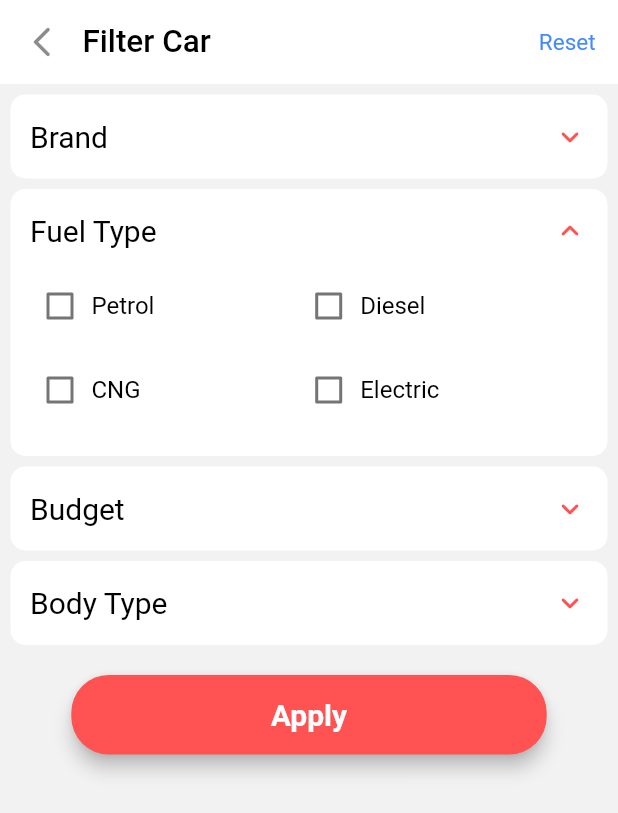
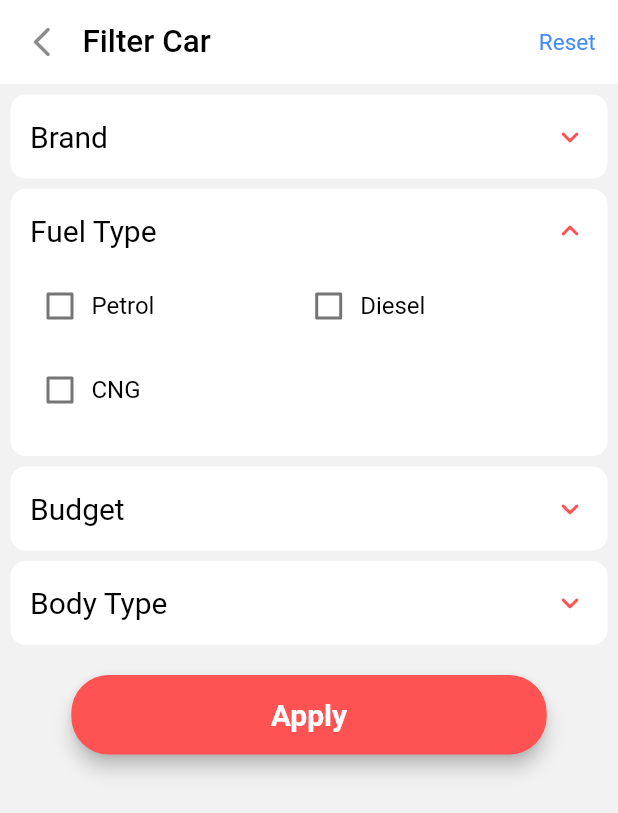
Before and after one commit to jenish2002/CloudCar, a Flutter app: the screen it shows once a user with an empty profile is signed in, after a tap on "Fuel Type", on a phone screen of 412 x 824 dp. Shown: the top 813 px of the screen. Run offline on Flutter 3.47's test engine with Material 2 defaults, Android fonts, the phone set to English and light mode, and no system bars; our stand-ins replace cloud_firestore, firebase_auth, firebase_core, fluttertoast, shared_preferences; accounts and stored records are empty.

Commit message:
29th Commit

```diff
--- a/lib/main.dart
+++ b/lib/main.dart
@@ -22,9 +22,7 @@ Future<bool> checkTimer() async {
   if(prefs.containsKey('timer')) {
     DateTime past = DateTime.parse(prefs.getString('timer')!);
     DateTime curr = DateTime.now();
-    if (curr
-        .difference(past)
-        .inHours >= 2) {
+    if (curr.difference(past).inHours >= 2) {
       return true;
     }
   }
--- a/lib/screens/filter_car_screen.dart
+++ b/lib/screens/filter_car_screen.dart
@@ -38,7 +38,7 @@ class _FilterCarState extends State<FilterCar> {
   double _startValue = 1;
   double _endValue = 100;
   Map<String,bool> checkedBrand = {};
-  Map<String,bool> checkedFuel = {'Petrol' : false, 'Diesel' : false, 'CNG' : false, 'Electric' : false};
+  Map<String,bool> checkedFuel = {'Petrol' : false, 'Diesel' : false, 'CNG' : false};
   Map<String,bool> checkedBody = {'Sedan' : false, 'Hatchback' : false, 'Coupe' : false, 'SUV' : false, 'MUV' : false};
 
   @override
--- a/lib/screens/home_screen.dart
+++ b/lib/screens/home_screen.dart
@@ -327,12 +327,14 @@ class _HomeScreenState extends State<HomeScreen> {
                   mainAxisAlignment: MainAxisAlignment.start,
                   crossAxisAlignment: CrossAxisAlignment.center,
                   children: <Widget>[
-                    GestureDetector(
-                      child: const CircleAvatar(
+                    SizedBox(//GestureDetector(
+                      width: 60,
+                      height: 60,
+                      child: Image.asset('assets/ic_launcher.png'),/*CircleAvatar(
                         backgroundColor: Colors.grey,
                         radius: 30,
-                        child: Icon(Icons.person, color: Colors.white, size: 35),
-                      ),
+                        child: //Icon(Icons.person, color: Colors.white, size: 35),
+                      ),*/
                     ),
                     const SizedBox(width: 20),
                     Column(
@@ -341,6 +343,7 @@ class _HomeScreenState extends State<HomeScreen> {
                       children: <Widget>[
                         Text(isLoading ? "Loading..." : "${loggedInUser.firstName} ${loggedInUser.secondName}",
                           style: const TextStyle(
+                            overflow: TextOverflow.ellipsis,
                             fontSize: 20.0,
                             fontWeight: FontWeight.bold,
                           )
@@ -348,6 +351,7 @@ class _HomeScreenState extends State<HomeScreen> {
                         const SizedBox(height: 5),
                         Text(isLoading ? "Loading..." : "${loggedInUser.email}",
                             style: const TextStyle(
+                              overflow: TextOverflow.ellipsis,
                               fontSize: 16.0,
                               fontWeight: FontWeight.w400,
                             )
@@ -359,18 +363,6 @@ class _HomeScreenState extends State<HomeScreen> {
               )
             ),
             const Divider(thickness: 1, indent: 10, endIndent: 10, color: Colors.black38),
-            InkWell(
-              onTap: () => Navigator.of(context).pop(),
-              child: const ListTile(
-                title: Text('Search Car',
-                  style: TextStyle(
-                    fontSize: 18.0,
-                    fontWeight: FontWeight.w500,
-                  )
-                ),
-              leading: Icon(Icons.search_rounded),
-              )
-            ),
             InkWell(
               onTap: () {
                 Navigator.of(context).pop();
```
Also changed, not shown: lib/screens/safest_car_screen.dart (+16 -12 lines), lib/screens/trending_cars_screen.dart (+12 -11 lines), assets/ic_launcher.png (added).
